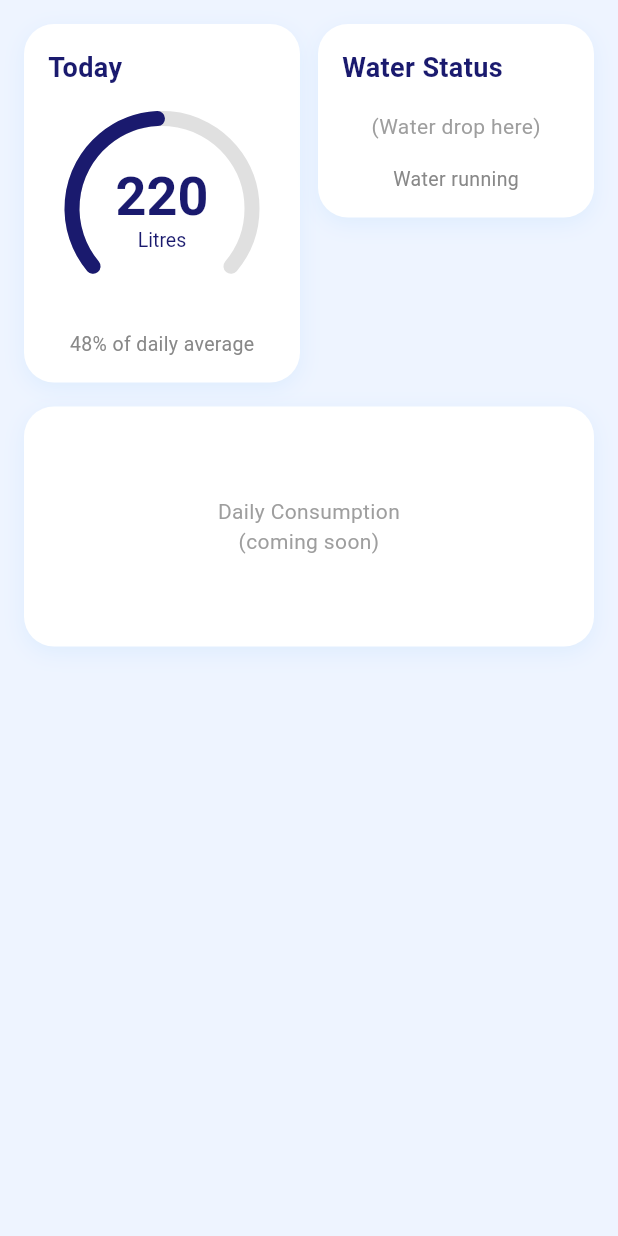
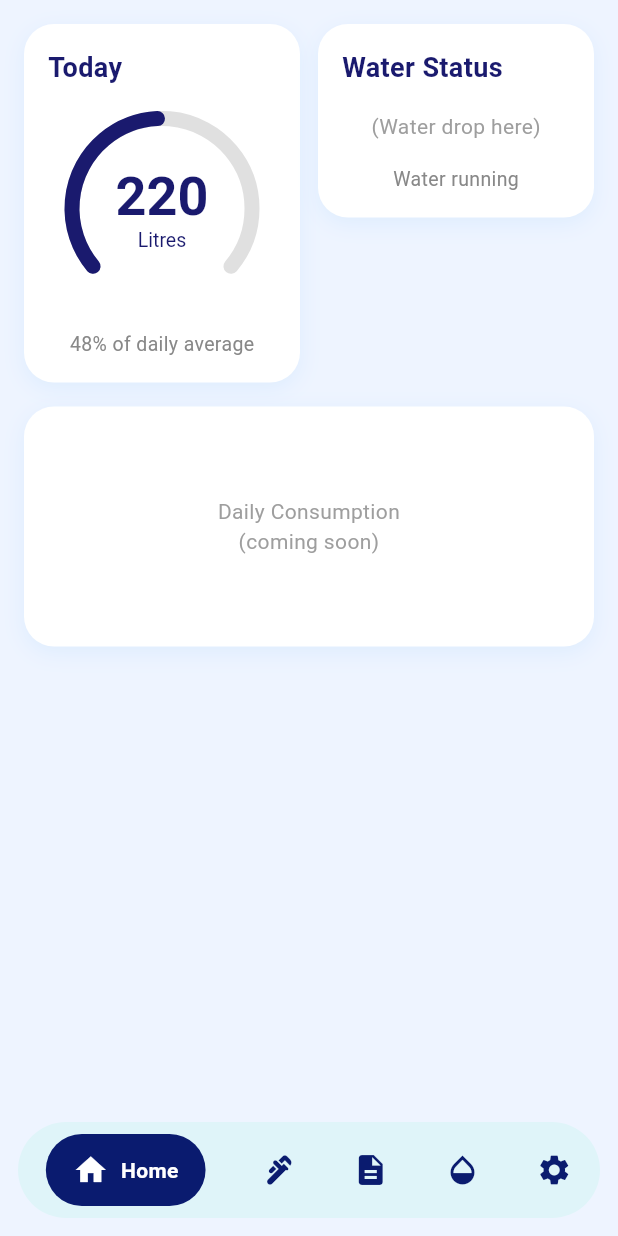
Before and after one commit to Ishan101-hub/sdgp-se24-aquasense-mobile, a Flutter app: the screen it shows after launch, on a phone screen of 412 x 824 dp. Run offline on Flutter 3.47's test engine with Material 3 defaults, Android fonts, the phone set to English and light mode, and no system bars.

Commit message:
Add nv bar pull from git dev

```diff
--- a/home_aqua/lib/main.dart
+++ b/home_aqua/lib/main.dart
@@ -1,5 +1,5 @@
 import 'package:flutter/material.dart';
-import 'screens/home_page.dart';
+import 'screens/home_screen.dart';
 
 void main() {
   runApp(const MyApp());
@@ -14,9 +14,11 @@ class MyApp extends StatelessWidget {
       debugShowCheckedModeBanner: false,
       title: 'AquaSense',
       theme: ThemeData(
-        fontFamily: 'Roboto',
+        colorScheme: ColorScheme.fromSeed(
+          seedColor: const Color(0xFF0A1B6F),
+        ),
       ),
-      home: const HomePage(),
+      home: const HomeScreen(),
     );
   }
 }
--- /dev/null
+++ b/home_aqua/lib/screens/home_screen.dart
@@ -0,0 +1,59 @@
+import 'package:flutter/material.dart';
+import '../widgets/custom_bottom_nav.dart';
+import 'home_page.dart';
+
+class HomeScreen extends StatefulWidget {
+  const HomeScreen({super.key});
+
+  @override
+  State<HomeScreen> createState() => _HomeScreenState();
+}
+
+class _HomeScreenState extends State<HomeScreen> {
+  int _currentIndex = 0;
+
+  // ── FIXED: added const to all _PlaceholderPage ──
+  final List<Widget> _pages = const [
+    HomePage(),
+    _PlaceholderPage('Leakages'),
+    _PlaceholderPage('Report'),
+    _PlaceholderPage('Service'),
+    _PlaceholderPage('Settings'),
+  ];
+
+  @override
+  Widget build(BuildContext context) {
+    return Scaffold(
+      backgroundColor: const Color(0xFFEEF4FF),
+      body: _pages[_currentIndex],
+      bottomNavigationBar: CustomBottomNav(
+        currentIndex: _currentIndex,
+        onTap: (index) {
+          setState(() {
+            _currentIndex = index;
+          });
+        },
+      ),
+    );
+  }
+}
+
+class _PlaceholderPage extends StatelessWidget {
+  final String pageName;
+  const _PlaceholderPage(this.pageName);
+
+  @override
+  Widget build(BuildContext context) {
+    return Center(
+      child: Text(
+        '$pageName Page\n(Coming Soon)',
+        textAlign: TextAlign.center,
+        style: const TextStyle(
+          fontSize: 20,
+          color: Color(0xFF0A1B6F),
+          fontWeight: FontWeight.bold,
+        ),
+      ),
+    );
+  }
+}
--- /dev/null
+++ b/home_aqua/lib/widgets/custom_bottom_nav.dart
@@ -0,0 +1,88 @@
+import 'package:flutter/material.dart';
+
+// ── This is your teammate's bottom navigation bar ──
+// No changes made to this file
+
+class CustomBottomNav extends StatelessWidget {
+  final int currentIndex;
+  final Function(int) onTap;
+
+  const CustomBottomNav({
+    super.key,
+    required this.currentIndex,
+    required this.onTap,
+  });
+
+  final List<_NavItem> items = const [
+    _NavItem(icon: Icons.home,        label: "Home"),
+    _NavItem(icon: Icons.plumbing,    label: "Leakages"),
+    _NavItem(icon: Icons.description, label: "Report"),
+    _NavItem(icon: Icons.opacity,     label: "Service"),
+    _NavItem(icon: Icons.settings,    label: "Settings"),
+  ];
+
+  @override
+  Widget build(BuildContext context) {
+    return Padding(
+      padding: const EdgeInsets.all(12),
+      child: Container(
+        height: 64,
+        decoration: BoxDecoration(
+          color: const Color(0xFFDFF4F9),
+          borderRadius: BorderRadius.circular(40),
+        ),
+        child: Row(
+          mainAxisAlignment: MainAxisAlignment.spaceAround,
+          children: List.generate(items.length, (index) {
+            final bool isActive = index == currentIndex;
+            return GestureDetector(
+              onTap: () => onTap(index),
+              child: AnimatedContainer(
+                duration: const Duration(milliseconds: 250),
+                padding: EdgeInsets.symmetric(
+                  horizontal: isActive ? 18 : 0,
+                ),
+                height: 48,
+                decoration: BoxDecoration(
+                  color: isActive
+                      ? const Color(0xFF0A1B6F)
+                      : Colors.transparent,
+                  borderRadius: BorderRadius.circular(30),
+                ),
+                child: Row(
+                  children: [
+                    Icon(
+                      items[index].icon,
+                      color: isActive
+                          ? Colors.white
+                          : const Color(0xFF0A1B6F),
+                    ),
+                    if (isActive) ...[
+                      const SizedBox(width: 8),
+                      Text(
+                        items[index].label,
+                        style: const TextStyle(
+                          color: Colors.white,
+                          fontWeight: FontWeight.w600,
+                        ),
+                      ),
+                    ],
+                  ],
+                ),
+              ),
+            );
+          }),
+        ),
+      ),
+    );
+  }
+}
+
+class _NavItem {
+  final IconData icon;
+  final String label;
+  const _NavItem({
+    required this.icon,
+    required this.label,
+  });
+}
--- a/home_aqua/lib/widgets/water_status_card.dart
+++ b/home_aqua/lib/widgets/water_status_card.dart
@@ -22,7 +22,7 @@ class WaterStatusCard extends StatelessWidget {
         crossAxisAlignment: CrossAxisAlignment.center,
         children: [
 
-          // ── TITLE: "Water Status" ──
+          // ── TITLE ──
           const Align(
             alignment: Alignment.centerLeft,
             child: Text(
@@ -37,7 +37,7 @@ class WaterStatusCard extends StatelessWidget {
 
           const SizedBox(height: 16),
 
-          // ── PLACEHOLDER for water drop symbol (Part 2.2 later) ──
+          // ── PLACEHOLDER for water drop (Part 2.2 later) ──
           const Text(
             '(Water drop here)',
             style: TextStyle(color: Colors.grey),
@@ -45,7 +45,7 @@ class WaterStatusCard extends StatelessWidget {
 
           const SizedBox(height: 16),
 
-          // ── BOTTOM TEXT: "Water running" ──
+          // ── BOTTOM TEXT ──
           const Text(
             'Water running',
             style: TextStyle(
```
Also changed, not shown: 1 other file.
